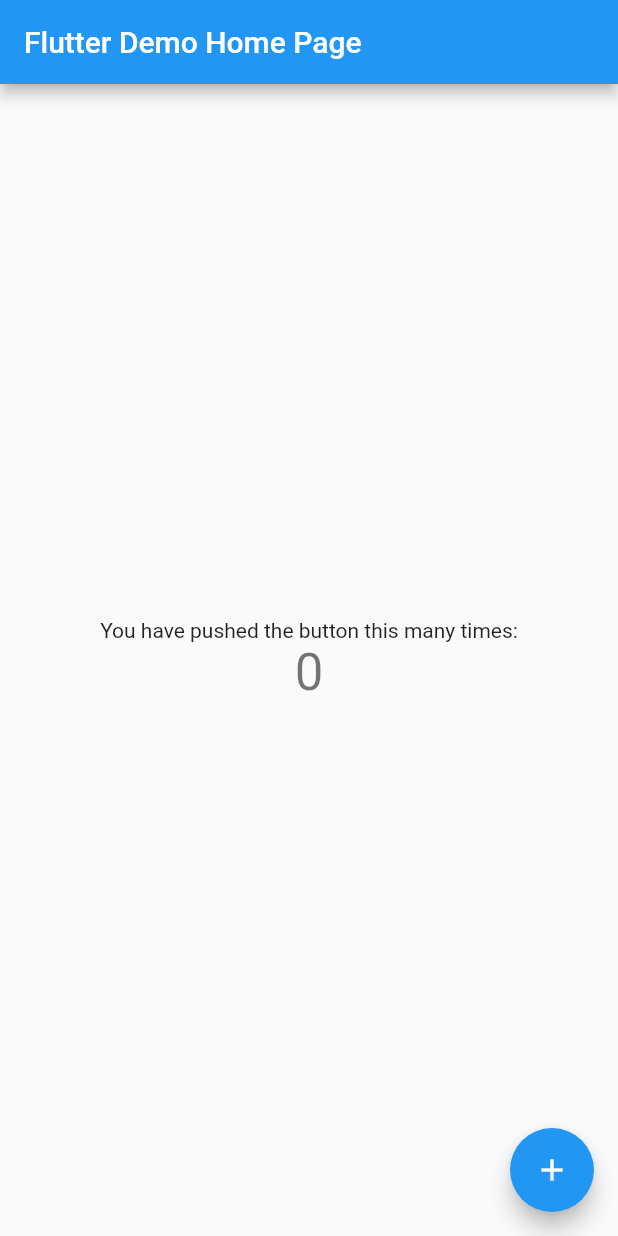
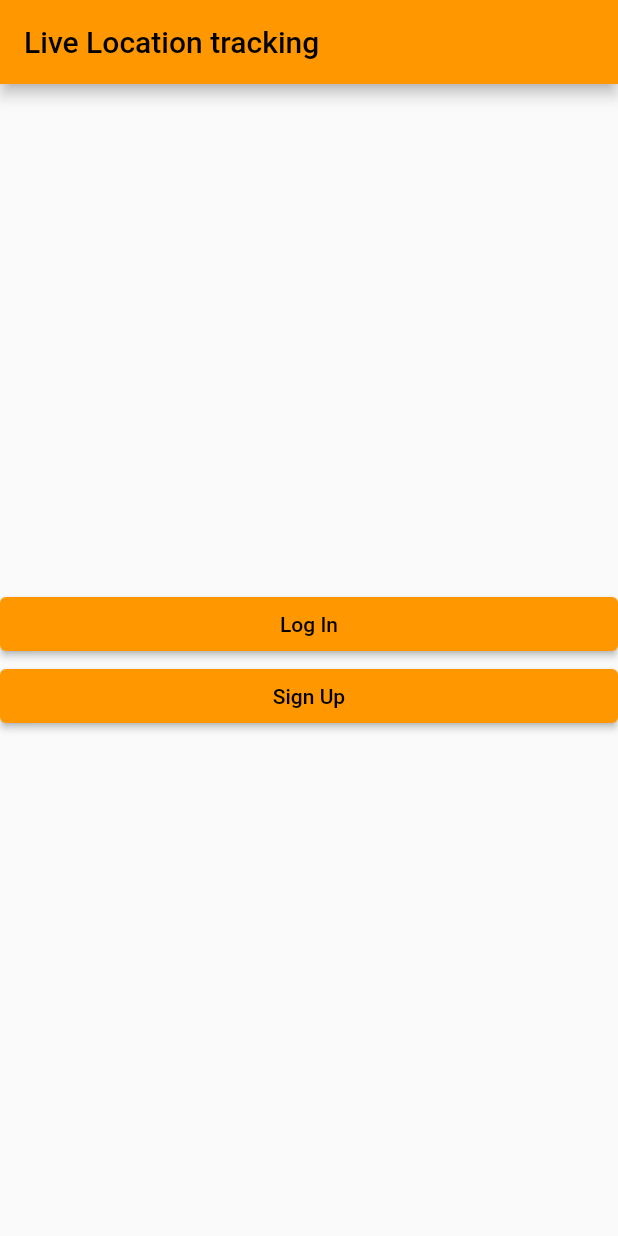
Before and after one commit to YashGargIND/live_location_tracking_app, a Flutter app: the screen it shows after launch, on a phone screen of 412 x 824 dp. Run offline on Flutter 3.47's test engine with Material 2 defaults, Android fonts, the phone set to English and light mode, and no system bars.

Commit message:
added homepage

```diff
--- a/lib/main.dart
+++ b/lib/main.dart
@@ -1,4 +1,5 @@
 import 'package:flutter/material.dart';
+import 'pages/home.dart';
 
 void main() {
   runApp(const MyApp());
@@ -13,103 +14,9 @@ class MyApp extends StatelessWidget {
     return MaterialApp(
       title: 'Flutter Demo',
       theme: ThemeData(
-        // This is the theme of your application.
-        //
-        // Try running your application with "flutter run". You'll see the
-        // application has a blue toolbar. Then, without quitting the app, try
-        // changing the primarySwatch below to Colors.green and then invoke
-        // "hot reload" (press "r" in the console where you ran "flutter run",
-        // or simply save your changes to "hot reload" in a Flutter IDE).
-        // Notice that the counter didn't reset back to zero; the application
-        // is not restarted.
-        primarySwatch: Colors.blue,
+        primarySwatch: Colors.orange,
       ),
-      home: const MyHomePage(title: 'Flutter Demo Home Page'),
+      home: const HomePage(),
     );
   }
 }
-
-class MyHomePage extends StatefulWidget {
-  const MyHomePage({Key? key, required this.title}) : super(key: key);
-
-  // This widget is the home page of your application. It is stateful, meaning
-  // that it has a State object (defined below) that contains fields that affect
-  // how it looks.
-
-  // This class is the configuration for the state. It holds the values (in this
-  // case the title) provided by the parent (in this case the App widget) and
-  // used by the build method of the State. Fields in a Widget subclass are
-  // always marked "final".
-
-  final String title;
-
-  @override
-  State<MyHomePage> createState() => _MyHomePageState();
-}
-
-class _MyHomePageState extends State<MyHomePage> {
-  int _counter = 0;
-
-  void _incrementCounter() {
-    setState(() {
-      // This call to setState tells the Flutter framework that something has
-      // changed in this State, which causes it to rerun the build method below
-      // so that the display can reflect the updated values. If we changed
-      // _counter without calling setState(), then the build method would not be
-      // called again, and so nothing would appear to happen.
-      _counter++;
-    });
-  }
-
-  @override
-  Widget build(BuildContext context) {
-    // This method is rerun every time setState is called, for instance as done
-    // by the _incrementCounter method above.
-    //
-    // The Flutter framework has been optimized to make rerunning build methods
-    // fast, so that you can just rebuild anything that needs updating rather
-    // than having to individually change instances of widgets.
-    return Scaffold(
-      appBar: AppBar(
-        // Here we take the value from the MyHomePage object that was created by
-        // the App.build method, and use it to set our appbar title.
-        title: Text(widget.title),
-      ),
-      body: Center(
-        // Center is a layout widget. It takes a single child and positions it
-        // in the middle of the parent.
-        child: Column(
-          // Column is also a layout widget. It takes a list of children and
-          // arranges them vertically. By default, it sizes itself to fit its
-          // children horizontally, and tries to be as tall as its parent.
-          //
-          // Invoke "debug painting" (press "p" in the console, choose the
-          // "Toggle Debug Paint" action from the Flutter Inspector in Android
-          // Studio, or the "Toggle Debug Paint" command in Visual Studio Code)
-          // to see the wireframe for each widget.
-          //
-          // Column has various properties to control how it sizes itself and
-          // how it positions its children. Here we use mainAxisAlignment to
-          // center the children vertically; the main axis here is the vertical
-          // axis because Columns are vertical (the cross axis would be
-          // horizontal).
-          mainAxisAlignment: MainAxisAlignment.center,
-          children: <Widget>[
-            const Text(
-              'You have pushed the button this many times:',
-            ),
-            Text(
-              '$_counter',
-              style: Theme.of(context).textTheme.headline4,
-            ),
-          ],
-        ),
-      ),
-      floatingActionButton: FloatingActionButton(
-        onPressed: _incrementCounter,
-        tooltip: 'Increment',
-        child: const Icon(Icons.add),
-      ), // This trailing comma makes auto-formatting nicer for build methods.
-    );
-  }
-}
--- /dev/null
+++ b/lib/pages/home.dart
@@ -0,0 +1,42 @@
+import 'package:flutter/material.dart';
+import 'package:flutter/src/foundation/key.dart';
+import 'package:flutter/src/widgets/framework.dart';
+
+class HomePage extends StatefulWidget {
+  const HomePage({Key? key}) : super(key: key);
+
+  @override
+  State<HomePage> createState() => _HomePageState();
+}
+
+class _HomePageState extends State<HomePage> {
+  @override
+  Widget build(BuildContext context) {
+    return Scaffold(
+      appBar: AppBar(
+        title: const Text("Live Location tracking"),
+      ),
+      body: Column(
+        mainAxisAlignment: MainAxisAlignment.center,
+        crossAxisAlignment: CrossAxisAlignment.stretch,
+        children: <Widget>[
+        ElevatedButton(
+          onPressed: navigateToLoginPage,
+          child: Text('Log In')),
+         ElevatedButton(
+          onPressed: navigateToSignUpPage,
+          child: Text('Sign Up'))
+      ],
+      ),
+
+    );
+  }
+  void navigateToLoginPage(){
+          // Navigator.push(context, MaterialPageRoute(builder: (context) => LoginPage(), fullscreenDialog: true)
+        // );
+  }
+  void navigateToSignUpPage(){
+          // Navigator.push(context, MaterialPageRoute(builder: (context) => SignUpPage(), fullscreenDialog: true)
+        // );
+  }
+}
```
